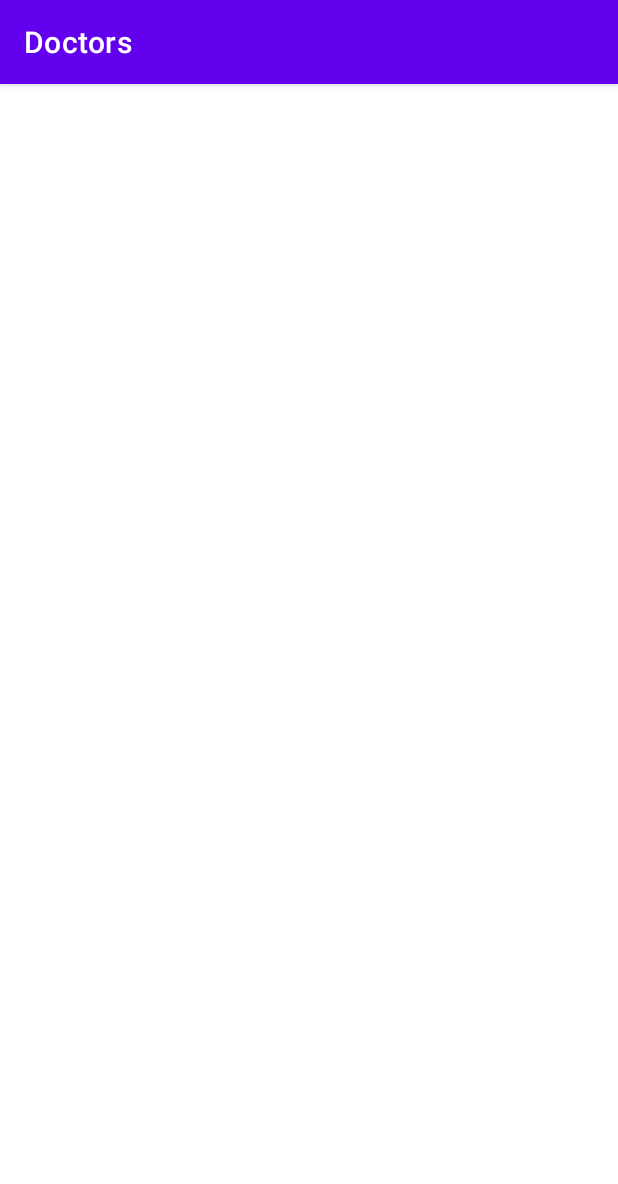
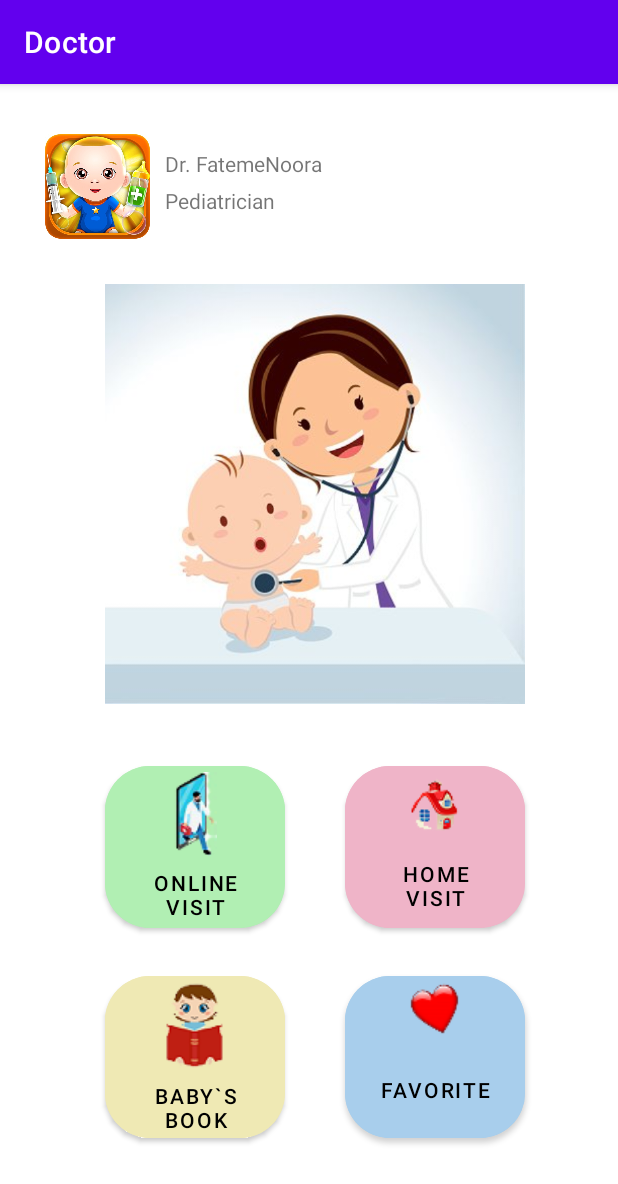
Before and after one commit to maryamtaheri88/Doctors, an Android app: the screen it shows after launch (MainActivity), on a phone screen of 412 x 824 dp. Shown: the top 1184 px of the screen. Run offline under Robolectric (Android 15) with nearby library versions, the phone set to English and light mode, and no system bars.

Commit message:
complete doctor`s page

```diff
--- a/app/build.gradle
+++ b/app/build.gradle
@@ -29,6 +29,10 @@ android {
     kotlinOptions {
         jvmTarget = '1.8'
     }
+
+    buildFeatures{
+        viewBinding true
+    }
 }
 
 dependencies {
--- a/app/src/main/res/layout/activity_main.xml
+++ b/app/src/main/res/layout/activity_main.xml
@@ -4,4 +4,110 @@
     xmlns:tools="http://schemas.android.com/tools"
     android:layout_width="match_parent"
     android:layout_height="match_parent"
-    tools:context=".MainActivity"/>
+    tools:context=".MainActivity"
+    tools:layout_editor_absoluteX="2dp"
+    tools:layout_editor_absoluteY="-131dp">
+
+
+
+    <ImageView
+        android:id="@+id/imageDoctor1"
+        android:layout_width="70dp"
+        android:layout_height="70dp"
+        app:layout_constraintBottom_toBottomOf="parent"
+        app:layout_constraintEnd_toEndOf="parent"
+        app:layout_constraintHorizontal_bias="0.087"
+        app:layout_constraintStart_toStartOf="parent"
+        app:layout_constraintTop_toTopOf="parent"
+        app:layout_constraintVertical_bias="0.048"
+        app:srcCompat="@drawable/sdfsd" />
+
+
+    <TextView
+        android:id="@+id/text_doctorsName"
+        android:layout_width="wrap_content"
+        android:layout_height="wrap_content"
+        android:text="Dr. FatemeNoora"
+        app:layout_constraintStart_toEndOf="@id/imageDoctor1"
+        app:layout_constraintTop_toTopOf="@id/imageDoctor1"
+        android:layout_marginStart="10dp"
+        android:layout_marginTop="10dp"/>
+
+    <TextView
+        android:id="@+id/text_doctorsAdresse"
+        android:layout_width="wrap_content"
+        android:layout_height="wrap_content"
+        android:layout_marginTop="5dp"
+        android:text="Pediatrician"
+        app:layout_constraintTop_toBottomOf="@id/text_doctorsName"
+        app:layout_constraintStart_toStartOf="@id/text_doctorsName"/>
+
+
+    <ImageView
+        android:id="@+id/imageDoctor2"
+        android:layout_width="300dp"
+        android:layout_height="280dp"
+        android:layout_marginStart="30dp"
+        android:layout_marginTop="30dp"
+        app:layout_constraintStart_toStartOf="@id/imageDoctor1"
+        app:layout_constraintTop_toBottomOf="@id/imageDoctor1"
+        app:srcCompat="@drawable/doctorexaminingbabyboy" />
+
+    <Button
+        android:id="@+id/buttonOnlineVisit"
+        android:layout_width="120dp"
+        android:layout_height="120dp"
+        android:backgroundTint="@color/online_visit"
+        android:drawableTop="@drawable/doctorsonline"
+        android:text="@string/online_visit"
+        android:textColor="@color/black"
+        app:cornerRadius="30dp"
+        app:layout_constraintStart_toStartOf="@id/imageDoctor2"
+        app:layout_constraintTop_toBottomOf="@id/imageDoctor2"
+        android:layout_marginTop="35dp"
+        android:layout_marginStart="10dp"/>
+
+    <Button
+        android:id="@+id/butttonHomeVisit"
+        android:layout_width="120dp"
+        android:layout_height="120dp"
+        android:backgroundTint="@color/home_visit"
+        android:drawableTop="@drawable/home"
+        android:text="@string/home_visit"
+        android:textColor="@color/black"
+        app:cornerRadius="30dp"
+        app:layout_constraintTop_toTopOf="@id/buttonOnlineVisit"
+        app:layout_constraintStart_toEndOf="@id/buttonOnlineVisit"
+        android:layout_marginStart="40dp"/>
+
+    <Button
+        android:id="@+id/buttonBabyBook"
+        android:layout_width="120dp"
+        android:layout_height="120dp"
+        android:backgroundTint="@color/baby_book"
+        android:drawableTop="@drawable/book12"
+        android:text="@string/baby_s_book"
+        android:textColor="@color/black"
+        app:cornerRadius="30dp"
+app:layout_constraintTop_toBottomOf="@id/buttonOnlineVisit"
+        app:layout_constraintStart_toStartOf="@id/buttonOnlineVisit"
+        android:layout_marginTop="20sp"/>
+
+    <Button
+        android:id="@+id/buttonFavatite"
+        android:layout_width="120dp"
+        android:layout_height="120dp"
+        android:backgroundTint="@color/faivarite"
+        android:drawableTop="@drawable/heart"
+        android:text="@string/favorites"
+        android:textColor="@color/black"
+        app:cornerRadius="30dp"
+        app:layout_constraintTop_toBottomOf="@id/butttonHomeVisit"
+        app:layout_constraintStart_toStartOf="@id/butttonHomeVisit"
+        android:layout_marginTop="20sp"/>
+
+
+
+
+
+</androidx.constraintlayout.widget.ConstraintLayout>
--- a/app/src/main/res/values/colors.xml
+++ b/app/src/main/res/values/colors.xml
@@ -7,4 +7,9 @@
     <color name="teal_700">#FF018786</color>
     <color name="black">#FF000000</color>
     <color name="white">#FFFFFFFF</color>
+    <color name="online_visit">#B1EFB3</color>
+    <color name="home_visit">#EFB4C8</color>
+    <color name="baby_book">#EFE9B4</color>
+    <color name="faivarite">#A8CEEC</color>
+
 </resources>
--- a/app/src/main/res/values/strings.xml
+++ b/app/src/main/res/values/strings.xml
@@ -1,3 +1,7 @@
 <resources>
-    <string name="app_name">Doctors</string>
+    <string name="favorites">favorite</string>
+    <string name="home_visit">home visit</string>
+    <string name="baby_s_book">baby`s book</string>
+    <string name="online_visit">online visit</string>
+    <string name="app_name">Doctor</string>
 </resources>
```
Also changed, not shown: 2 other files.
